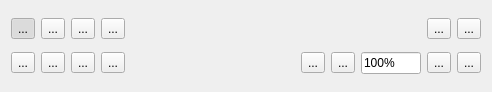
This is pagetools.ui in sjg20/paperman as Qt 5 draws it before an edit. The edited form follows.
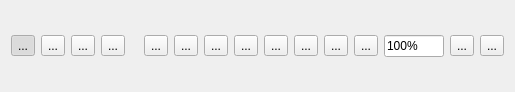
This is the edited form. Icons and pictures are not drawn.

Commit message:
pagetools: Put the page-view tools on a single line
The page view's tool strip used two rows: the mode toggles and save /
revert on top, the rotate/flip and zoom controls below.  Merge the two
horizontal layouts into one so every tool sits on a single line, with
the zoom controls pushed to the right by the existing spacer.

Patch:
```diff
--- a/pagetools.ui
+++ b/pagetools.ui
@@ -24,7 +24,7 @@
   </property>
   <layout class="QVBoxLayout" name="verticalLayout">
    <item>
-    <layout class="QHBoxLayout" name="horizontalLayout" stretch="0,0,0,0,1,0,0">
+    <layout class="QHBoxLayout" name="horizontalLayout">
      <item>
       <widget class="QToolButton" name="selectMode">
        <property name="toolTip">
@@ -188,10 +188,6 @@
        </property>
       </widget>
      </item>
-    </layout>
-   </item>
-   <item>
-    <layout class="QHBoxLayout" name="horizontalLayout_2">
      <item>
       <widget class="QToolButton" name="rleft">
        <property name="toolTip">
```
